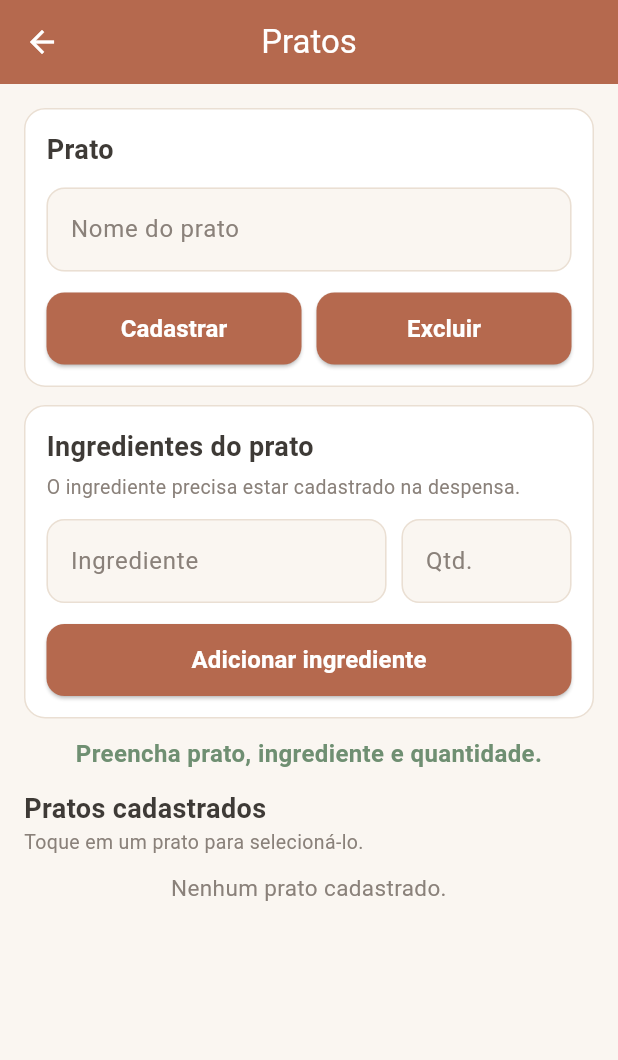
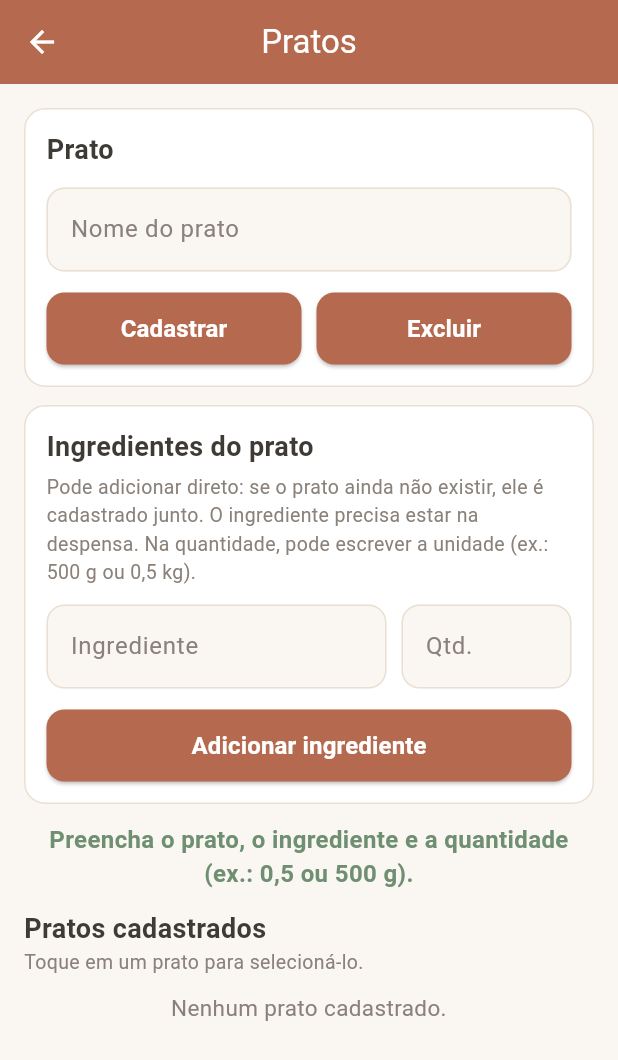
Before and after one commit to oIsabelaM/cardapio-da-semana, a Flutter app: the TelaPrato screen opened directly, after a tap on "Adicionar ingrediente", on a phone screen of 412 x 824 dp. Shown: the top 1060 px of the screen. Run offline on Flutter 3.47's test engine with Material 3 defaults, Android fonts, the phone set to English and light mode, and no system bars; our stand-ins replace speech_to_text, sqflite; accounts and stored records are empty.

Commit message:
Corrige unidades: minimo e quantidade aceitam g/kg, pratos cadastram junto

```diff
--- a/lib/control/control_ingrediente.dart
+++ b/lib/control/control_ingrediente.dart
@@ -37,17 +37,30 @@ class ControlIngrediente {
   }
 
   // RF01 / RF02 - se o ingrediente ja existe, soma a quantidade
+  // (convertendo para a unidade que ja estava na despensa: 500 g + 5 kg = 5,5 kg)
+  // retorna -2 se a unidade nova nao combina com a que ja existe (ex.: kg e un)
   Future<int> insertDatabase(Ingrediente ingrediente) async {
     Database db = await startDatabase();
     try {
       List<Map<String, dynamic>> existe = await db.rawQuery(
           "SELECT * FROM ingrediente WHERE nome = '" + ingrediente.nome + "'");
       if (existe.length > 0) {
+        String unidadeAtual = Ingrediente.normalizarUnidade(existe[0]['unidade'].toString());
+        double quantidade =
+            Ingrediente.converter(ingrediente.quantidade, ingrediente.unidade, unidadeAtual);
+        double minimo = ingrediente.minimo == 0
+            ? 0
+            : Ingrediente.converter(ingrediente.minimo, ingrediente.unidade, unidadeAtual);
+        if (quantidade < 0 || minimo < 0) {
+          return -2;
+        }
         String sqlSoma = "UPDATE ingrediente SET quantidade = quantidade + " +
-            ingrediente.quantidade.toString() +
-            ", unidade = '" + ingrediente.unidade +
-            "', minimo = " + ingrediente.minimo.toString() +
-            " WHERE nome = '" + ingrediente.nome + "'";
+            quantidade.toString();
+        // so troca o minimo se um novo foi informado
+        if (minimo > 0) {
+          sqlSoma = sqlSoma + ", minimo = " + minimo.toString();
+        }
+        sqlSoma = sqlSoma + " WHERE nome = '" + ingrediente.nome + "'";
         return await db.rawUpdate(sqlSoma);
       }
       String sql = "INSERT INTO ingrediente (nome, quantidade, unidade, minimo) VALUES ('" +
--- a/lib/control/control_prato.dart
+++ b/lib/control/control_prato.dart
@@ -1,5 +1,6 @@
 import 'package:sqflite/sqflite.dart';
 
+import '../model/ingrediente.dart';
 import '../model/prato.dart';
 
 class ControlPrato {
@@ -52,23 +53,38 @@ class ControlPrato {
     }
   }
 
-  // RF04 - liga um ingrediente ao prato
-  // retorna -1 se o prato nao existe, -2 se o ingrediente nao existe
-  Future<int> insertIngrediente(
-      String nomePrato, String nomeIngrediente, double quantidade) async {
+  // RF04 - liga um ingrediente ao prato (se o prato nao existir, cadastra junto)
+  // unidadeDigitada: unidade escrita junto da quantidade ("g", "kg"...) ou ""
+  // retorna -2 se o ingrediente nao esta na despensa, -3 se a unidade nao combina
+  Future<int> insertIngrediente(String nomePrato, String nomeIngrediente,
+      double quantidade, String unidadeDigitada) async {
     Database db = await startDatabase();
     try {
-      List<Map<String, dynamic>> prato = await db.rawQuery(
-          "SELECT id FROM prato WHERE nome = '" + nomePrato + "'");
-      if (prato.length == 0) {
-        return -1;
-      }
       List<Map<String, dynamic>> ingrediente = await db.rawQuery(
-          "SELECT id FROM ingrediente WHERE nome = '" + nomeIngrediente + "'");
+          "SELECT id, unidade FROM ingrediente WHERE nome = '" + nomeIngrediente + "'");
       if (ingrediente.length == 0) {
         return -2;
       }
-      String idPrato = prato[0]['id'].toString();
+      String unidadeDespensa =
+          Ingrediente.normalizarUnidade(ingrediente[0]['unidade'].toString());
+      if (unidadeDigitada != "" && unidadeDigitada != unidadeDespensa) {
+        quantidade = Ingrediente.converter(quantidade, unidadeDigitada, unidadeDespensa);
+        if (quantidade < 0) {
+          return -3;
+        }
+      }
+
+      List<Map<String, dynamic>> prato = await db.rawQuery(
+          "SELECT id FROM prato WHERE nome = '" + nomePrato + "'");
+      String idPrato = "";
+      if (prato.length == 0) {
+        int novoId = await db.rawInsert(
+            "INSERT INTO prato (nome) VALUES ('" + nomePrato + "')");
+        idPrato = novoId.toString();
+      } else {
+        idPrato = prato[0]['id'].toString();
+      }
+
       String idIngrediente = ingrediente[0]['id'].toString();
       await db.rawDelete("DELETE FROM prato_ingrediente WHERE id_prato = " +
           idPrato + " AND id_ingrediente = " + idIngrediente);
--- a/lib/model/ingrediente.dart
+++ b/lib/model/ingrediente.dart
@@ -39,6 +39,72 @@ class Ingrediente {
     return numero;
   }
 
+  // "g", "gr", "gramas" -> "g"; "kg", "quilos" -> "kg"; "ml" -> "ml"; "l", "litros" -> "l"
+  // outras unidades (un, pct, dz...) ficam como foram digitadas
+  static String normalizarUnidade(String texto) {
+    String t = texto.trim().toLowerCase();
+    if (t == "") {
+      return "";
+    }
+    if (t == "kg" || t.startsWith("quilo") || t.startsWith("kilo")) {
+      return "kg";
+    }
+    if (t == "g" || t == "gr" || t.startsWith("grama")) {
+      return "g";
+    }
+    if (t == "ml" || t.startsWith("mililitro")) {
+      return "ml";
+    }
+    if (t == "l" || t.startsWith("litro")) {
+      return "l";
+    }
+    return t;
+  }
+
+  // converte entre g e kg, ml e l; devolve -1 se nao der para converter
+  static double converter(double valor, String de, String para) {
+    if (de == para) {
+      return valor;
+    }
+    if (de == "g" && para == "kg") {
+      return valor / 1000;
+    }
+    if (de == "kg" && para == "g") {
+      return valor * 1000;
+    }
+    if (de == "ml" && para == "l") {
+      return valor / 1000;
+    }
+    if (de == "l" && para == "ml") {
+      return valor * 1000;
+    }
+    return -1;
+  }
+
+  // pega so a unidade escrita junto do numero: "500gr" -> "g", "2" -> ""
+  static String unidadeDoTexto(String texto) {
+    return normalizarUnidade(texto.toLowerCase().replaceAll(RegExp(r'[0-9.,\s]'), ""));
+  }
+
+  // le "500 g", "0,5kg" ou "500" e devolve o valor na unidadeDestino
+  // (sem unidade escrita, vale a propria unidadeDestino)
+  // devolve -1 se nao for numero e -2 se a unidade nao combinar
+  static double lerComUnidade(String texto, String unidadeDestino) {
+    double numero = lerNumero(texto.replaceAll(RegExp(r'[^0-9.,]'), ""));
+    if (numero < 0) {
+      return -1;
+    }
+    String unidade = unidadeDoTexto(texto);
+    if (unidade == "" || unidade == unidadeDestino) {
+      return numero;
+    }
+    double convertido = converter(numero, unidade, unidadeDestino);
+    if (convertido < 0) {
+      return -2;
+    }
+    return convertido;
+  }
+
   // mostra 2.0 como "2" e 2.5 como "2,5"
   static String formatar(dynamic valor) {
     double numero = (double.parse(valor.toString()) * 100).round() / 100;
--- a/lib/telas/tela_Ingrediente.dart
+++ b/lib/telas/tela_Ingrediente.dart
@@ -90,6 +90,7 @@ class _TelaIngredienteState extends State<TelaIngrediente> {
                 "É o quanto você quer ter sempre em casa. Quando o estoque ficar abaixo "
                 "desse valor, o app avisa em vermelho com ⚠ na Despensa e na Lista de compras. "
                 "Ex.: mínimo 1 kg de feijão → aviso quando tiver menos de 1 kg. "
+                "Pode escrever a unidade (ex.: 500 g ou 0,5 kg); sem unidade, vale a do ingrediente. "
                 "Deixe em branco para não receber aviso.",
                 13, Cores.textoSuave),
             SizedBox(height: 14),
@@ -235,23 +236,47 @@ class _TelaIngredienteState extends State<TelaIngrediente> {
 
   _registrar() async {
     String nome = Ingrediente.limpar(_nome.text);
-    double quantidade = Ingrediente.lerNumero(_quantidade.text);
-    double minimo = _minimo.text.trim() == "" ? 0 : Ingrediente.lerNumero(_minimo.text);
+    // unidade: a do campo Unidade; se estiver vazio, a escrita na quantidade ("2kg"); senao "un"
+    String unidade = Ingrediente.normalizarUnidade(Ingrediente.limpar(_unidade.text));
+    if (unidade == "") {
+      unidade = Ingrediente.unidadeDoTexto(_quantidade.text);
+    }
+    if (unidade == "") {
+      unidade = "un";
+    }
+    // quantidade e minimo aceitam unidade ("500 g") e sao convertidos para a unidade do ingrediente
+    double quantidade = Ingrediente.lerComUnidade(_quantidade.text, unidade);
+    double minimo =
+        _minimo.text.trim() == "" ? 0 : Ingrediente.lerComUnidade(_minimo.text, unidade);
 
-    if (nome == "" || quantidade < 0 || minimo < 0) {
+    if (nome == "" || quantidade == -1 || minimo == -1) {
       setState(() {
         _mensagem = "Preencha nome, quantidade e mínimo com números válidos.";
       });
       return;
     }
+    if (quantidade == -2 || minimo == -2) {
+      setState(() {
+        _mensagem = "A unidade da quantidade ou do mínimo não combina com \"$unidade\". "
+            "Use a mesma unidade (ou g/kg, ml/l).";
+      });
+      return;
+    }
 
     var control = new ControlIngrediente();
-    await control.insertDatabase(Ingrediente(
+    int resultado = await control.insertDatabase(Ingrediente(
       nome: nome,
       quantidade: quantidade,
-      unidade: _unidade.text.trim() == "" ? "un" : Ingrediente.limpar(_unidade.text),
+      unidade: unidade,
       minimo: minimo,
     ));
+    if (resultado == -2) {
+      setState(() {
+        _mensagem = "\"$nome\" já está na despensa em outra unidade, que não dá para converter. "
+            "Use a mesma unidade (ou g/kg, ml/l).";
+      });
+      return;
+    }
 
     _nome.text = "";
     _quantidade.text = "";
--- a/lib/telas/tela_despensa.dart
+++ b/lib/telas/tela_despensa.dart
@@ -95,6 +95,7 @@ class _TelaDespensaState extends State<TelaDespensa> {
                 "É o quanto você quer ter sempre em casa. Quando o estoque ficar abaixo "
                 "desse valor, o app avisa em vermelho com ⚠ na Despensa e na Lista de compras. "
                 "Ex.: mínimo 1 kg de feijão → aviso quando tiver menos de 1 kg. "
+                "Pode escrever a unidade (ex.: 500 g ou 0,5 kg); sem unidade, vale a do ingrediente. "
                 "Deixe em branco para não receber aviso.",
                 13, Cores.textoSuave),
             SizedBox(height: 14),
@@ -142,7 +143,9 @@ class _TelaDespensaState extends State<TelaDespensa> {
                       16, cor)),
               Expanded(
                   flex: 2,
-                  child: TextosCustom(Ingrediente.formatar(list[index]['minimo']), 16, cor)),
+                  child: TextosCustom(
+                      Ingrediente.formatar(list[index]['minimo']) + " " + list[index]['unidade'],
+                      16, cor)),
             ],
           ),
           cor: baixo ? Cores.fundoAlerta : Cores.cartao,
@@ -159,11 +162,29 @@ class _TelaDespensaState extends State<TelaDespensa> {
 
   _atualizar() async {
     String nome = Ingrediente.limpar(_nome.text);
-    double quantidade = Ingrediente.lerNumero(_quantidade.text);
-    double minimo = _minimo.text.trim() == "" ? 0 : Ingrediente.lerNumero(_minimo.text);
-    if (nome == "" || quantidade < 0 || minimo < 0) {
+    // unidade: a do campo Unidade; se estiver vazio, a escrita na quantidade ("2kg"); senao "un"
+    String unidade = Ingrediente.normalizarUnidade(Ingrediente.limpar(_unidade.text));
+    if (unidade == "") {
+      unidade = Ingrediente.unidadeDoTexto(_quantidade.text);
+    }
+    if (unidade == "") {
+      unidade = "un";
+    }
+    // quantidade e minimo aceitam unidade ("500 g") e sao convertidos para a unidade do ingrediente
+    double quantidade = Ingrediente.lerComUnidade(_quantidade.text, unidade);
+    double minimo =
+        _minimo.text.trim() == "" ? 0 : Ingrediente.lerComUnidade(_minimo.text, unidade);
+
+    if (nome == "" || quantidade == -1 || minimo == -1) {
       setState(() {
         _mensagem = "Preencha nome, quantidade e mínimo com números válidos.";
+      });
+      return;
+    }
+    if (quantidade == -2 || minimo == -2) {
+      setState(() {
+        _mensagem = "A unidade da quantidade ou do mínimo não combina com \"$unidade\". "
+            "Use a mesma unidade (ou g/kg, ml/l).";
       });
       return;
     }
@@ -171,7 +192,7 @@ class _TelaDespensaState extends State<TelaDespensa> {
     int alterados = await control.updateDatabase(Ingrediente(
       nome: nome,
       quantidade: quantidade,
-      unidade: _unidade.text.trim() == "" ? "un" : Ingrediente.limpar(_unidade.text),
+      unidade: unidade,
       minimo: minimo,
     ));
     _mensagem = alterados > 0 ? "\"$nome\" atualizado!" : "Ingrediente \"$nome\" não encontrado.";
--- a/lib/telas/tela_prato.dart
+++ b/lib/telas/tela_prato.dart
@@ -64,8 +64,11 @@ class _TelaPratoState extends State<TelaPrato> {
           children: [
             TextosCustom("Ingredientes do prato", 18, Cores.texto, negrito: true),
             SizedBox(height: 4),
-            TextosCustom("O ingrediente precisa estar cadastrado na despensa.", 13,
-                Cores.textoSuave),
+            TextosCustom(
+                "Pode adicionar direto: se o prato ainda não existir, ele é cadastrado junto. "
+                "O ingrediente precisa estar na despensa. Na quantidade, pode escrever a "
+                "unidade (ex.: 500 g ou 0,5 kg).",
+                13, Cores.textoSuave),
             SizedBox(height: 12),
             Row(
               children: [
@@ -76,7 +79,7 @@ class _TelaPratoState extends State<TelaPrato> {
                 SizedBox(width: 10),
                 Expanded(
                   flex: 1,
-                  child: InputTextos("Qtd.", "Ex.: 0,5", controller: _quantidade),
+                  child: InputTextos("Qtd.", "Ex.: 500 g", controller: _quantidade),
                 ),
               ],
             ),
@@ -116,19 +119,26 @@ class _TelaPratoState extends State<TelaPrato> {
   _adicionarIngrediente() async {
     String prato = Ingrediente.limpar(_nomePrato.text);
     String ingrediente = Ingrediente.limpar(_ingrediente.text);
-    double quantidade = Ingrediente.lerNumero(_quantidade.text);
+    // separa o numero da unidade: "500gr" -> 500 e "g"
+    String textoQtd = _quantidade.text.trim().toLowerCase();
+    double quantidade =
+        Ingrediente.lerNumero(textoQtd.replaceAll(RegExp(r'[^0-9.,]'), ""));
+    String unidade =
+        Ingrediente.normalizarUnidade(textoQtd.replaceAll(RegExp(r'[0-9.,\s]'), ""));
     if (prato == "" || ingrediente == "" || quantidade <= 0) {
       setState(() {
-        _mensagem = "Preencha prato, ingrediente e quantidade.";
+        _mensagem = "Preencha o prato, o ingrediente e a quantidade (ex.: 0,5 ou 500 g).";
       });
       return;
     }
     var control = new ControlPrato();
-    int resultado = await control.insertIngrediente(prato, ingrediente, quantidade);
-    if (resultado == -1) {
-      _mensagem = "Cadastre o prato \"$prato\" primeiro.";
-    } else if (resultado == -2) {
-      _mensagem = "\"$ingrediente\" não está na despensa. Cadastre-o primeiro.";
+    int resultado =
+        await control.insertIngrediente(prato, ingrediente, quantidade, unidade);
+    if (resultado == -2) {
+      _mensagem = "\"$ingrediente\" não está na despensa. Cadastre-o primeiro em Cadastrar ingrediente.";
+    } else if (resultado == -3) {
+      _mensagem = "A unidade \"$unidade\" não combina com a do ingrediente na despensa. "
+          "Use a mesma unidade (ou g/kg, ml/l).";
     } else {
       _mensagem = "\"$ingrediente\" adicionado em \"$prato\".";
       _ingrediente.text = "";
```
Also changed, not shown: 1 other file.
